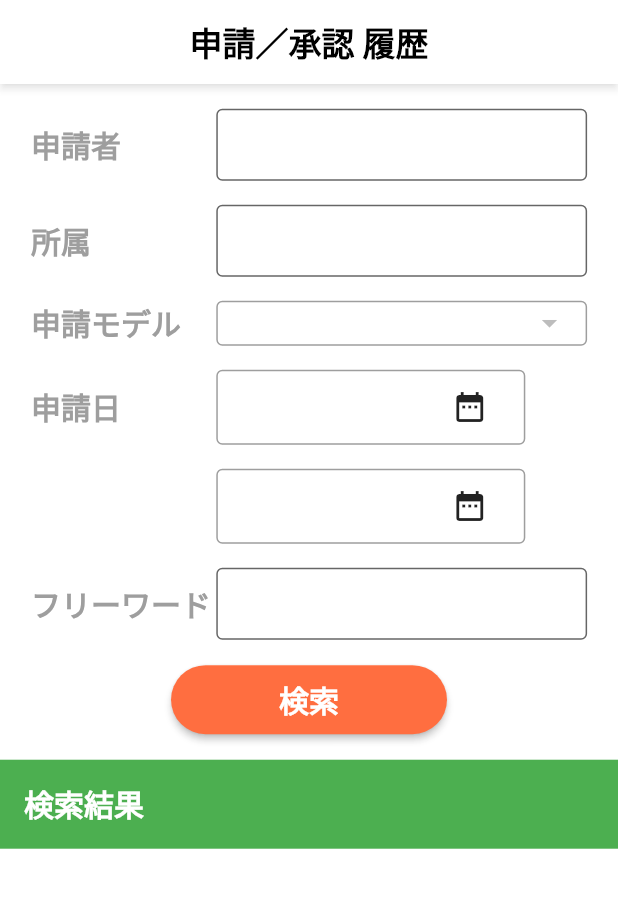
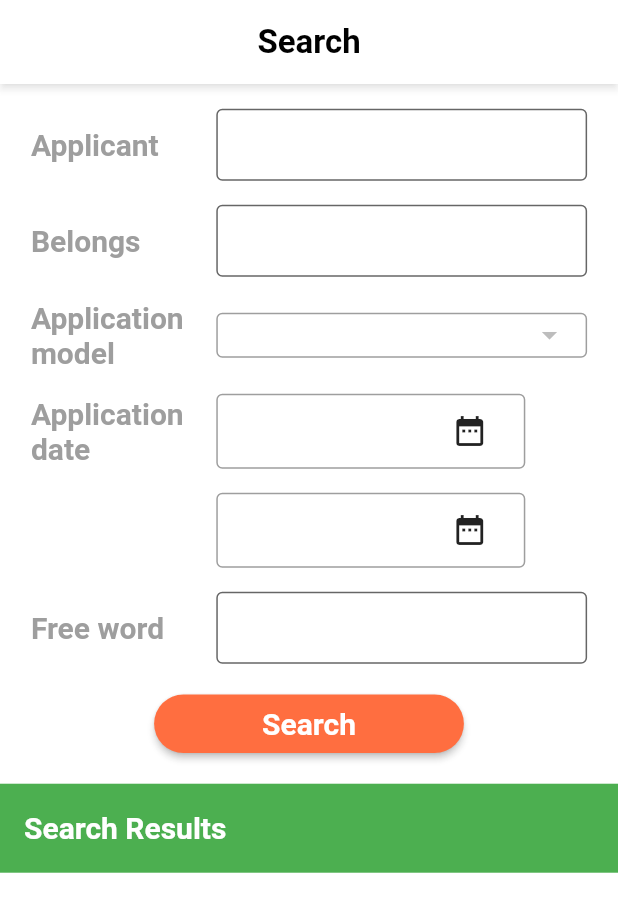
Before and after one commit to XuanHai99/sp-redmine, a Flutter app: the Search screen opened directly, on a phone screen of 412 x 824 dp. Shown: the top 912 px of the screen. Run offline on Flutter 3.47's test engine with Material 2 defaults, Android fonts, the phone set to English and light mode, and no system bars; our stand-ins replace get, shared_preferences; accounts and stored records are empty; network calls fail.

Commit message:
change appname

```diff
--- a/lib/page/search/presentation/search.dart
+++ b/lib/page/search/presentation/search.dart
@@ -12,7 +12,7 @@ class Search extends GetView<SearchController> {
       child: Scaffold(
         appBar: AppBar(
           title: Text(
-            "申請／承認 履歴",
+            "Search",
             style: Get.textTheme.headline2,
           ),
           centerTitle: true,
@@ -51,7 +51,7 @@ class Search extends GetView<SearchController> {
               Container(
                 width: Get.width * 0.3,
                 child: Text(
-                  '申請者',
+                  'Applicant',
                   style: Get.textTheme.headline2!
                       .copyWith(color: Colors.grey, fontSize: 20),
                 ),
@@ -81,7 +81,7 @@ class Search extends GetView<SearchController> {
               Container(
                 width: Get.width * 0.3,
                 child: Text(
-                  '所属',
+                  'Belongs',
                   style: Get.textTheme.headline2!
                       .copyWith(color: Colors.grey, fontSize: 20),
                 ),
@@ -111,7 +111,7 @@ class Search extends GetView<SearchController> {
               Container(
                 width: Get.width * 0.3,
                 child: Text(
-                  '申請モデル',
+                  'Application model',
                   style: Get.textTheme.headline2!
                       .copyWith(color: Colors.grey, fontSize: 20),
                 ),
@@ -144,7 +144,7 @@ class Search extends GetView<SearchController> {
               Container(
                 width: Get.width * 0.3,
                 child: Text(
-                  '申請日',
+                  'Application date',
                   style: Get.textTheme.headline2!
                       .copyWith(color: Colors.grey, fontSize: 20),
                 ),
@@ -234,7 +234,7 @@ class Search extends GetView<SearchController> {
               Container(
                 width: Get.width * 0.3,
                 child: Text(
-                  'フリーワード',
+                  'Free word',
                   style: Get.textTheme.headline2!
                       .copyWith(color: Colors.grey, fontSize: 20),
                 ),
@@ -261,7 +261,7 @@ class Search extends GetView<SearchController> {
           SizedBox(height: 16),
           ElevatedButton(
               child: Text(
-                '検索',
+                'Search',
                 style: Get.textTheme.headline2!
                     .copyWith(color: Colors.white, fontSize: 20),
               ),
@@ -288,7 +288,7 @@ class Search extends GetView<SearchController> {
                 crossAxisAlignment: CrossAxisAlignment.start,
                 children: [
                   Text(
-                    '終了日が開始日より前の日付になっています。\n終了日には開始日以降の日付を指定して下さい。',
+                    'The end date is earlier than the start date.\nFor the end date, specify a date after the start date.',
                     style:
                     Get.textTheme.subtitle1!.copyWith(fontSize: 14),
                   ),
@@ -313,7 +313,7 @@ class Search extends GetView<SearchController> {
           height: Get.height*0.072,
           width: Get.width,
           color: Colors.green,
-          child: Text('検索結果',style: Get.textTheme.headline2!.copyWith(color: Colors.white,fontSize: 20),),
+          child: Text('Search Results',style: Get.textTheme.headline2!.copyWith(color: Colors.white,fontSize: 20),),
         ),
         ListView.builder(
           shrinkWrap: true,
```
Also changed, not shown: 2 other files.
